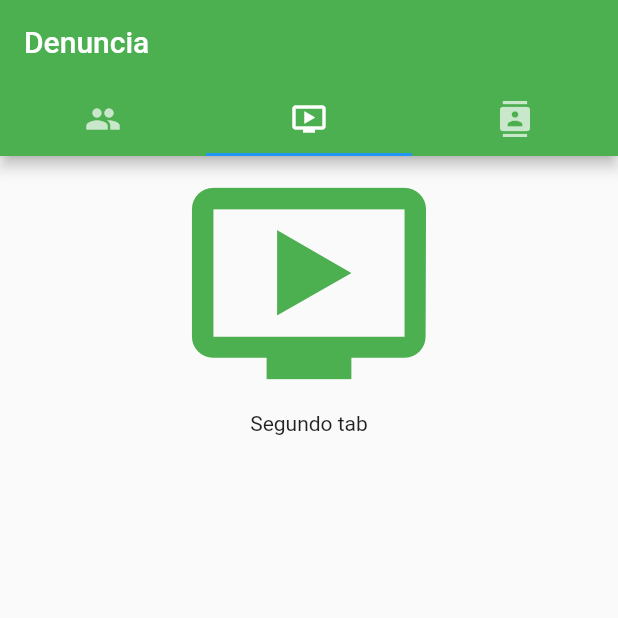
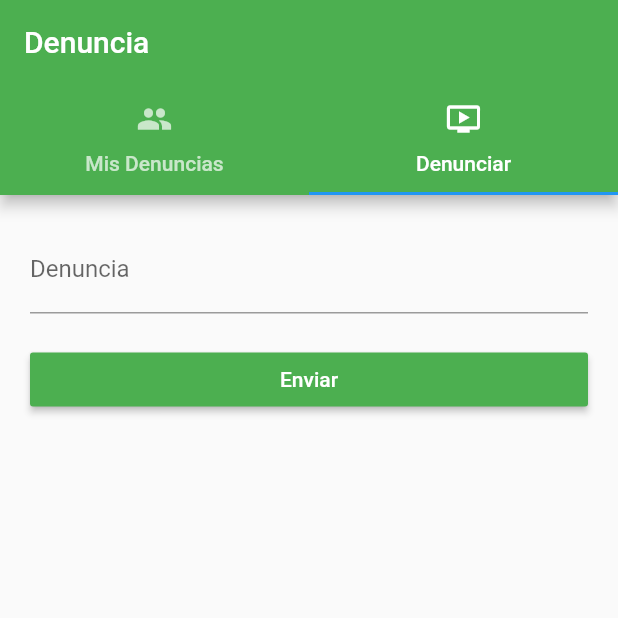
Before and after one commit to aquispe2/denuncias_front_movil, a Flutter app: the screen it shows after launch, tab 2 chosen, on a phone screen of 412 x 824 dp, the top half of it. Run offline on Flutter 3.47's test engine with Material 2 defaults, Android fonts, the phone set to English and light mode, and no system bars; network calls fail.

Commit message:
Se ha concluido con el desarrollo

```diff
--- a/lib/common/HttpHandler.dart
+++ b/lib/common/HttpHandler.dart
@@ -9,6 +9,14 @@ class HttpHandler {
     http.Response response = await http.get(uri);
     return json.decode(response.body);
   }
+  Future<dynamic> createCaso(String url, {Map body}) async{
+    return http.post(url,body: body).then((http.Response response){
+        final int statusCode = response.statusCode;
+        if(statusCode<200 || statusCode > 400 || json==null){
+          throw new Exception("Error en la creacion de Caso");
+        }
+    });
+  }
 
   Future<List<Casos>> fetchCasos(){
     var uri =  new Uri.http(_baseUrl,"api/casos/listarTodos");
--- a/lib/main.dart
+++ b/lib/main.dart
@@ -1,7 +1,5 @@
 import 'package:flutter/material.dart';
-import 'package:nuevoproyecto/pages/home.dart';
-import 'package:nuevoproyecto/pages/video.dart';
-import 'package:nuevoproyecto/pages/contact.dart';
+import 'package:nuevoproyecto/pages/form_denuncias.dart';
 import 'package:nuevoproyecto/pages/denuncias.dart';
 
 
@@ -24,7 +22,7 @@ class _MyTabsState extends State<MyTabs>  with SingleTickerProviderStateMixin {
   void initState() {
       // TODO: implement initState
       super.initState();
-      controller = new TabController(length: 3, vsync: this);
+      controller = new TabController(length: 2, vsync: this);
     }
   @override
   Widget build(BuildContext context) {
@@ -37,20 +35,19 @@ class _MyTabsState extends State<MyTabs>  with SingleTickerProviderStateMixin {
          tabs: <Widget>[
            new Tab(
              icon: new Icon(Icons.people),
+             text: "Mis Denuncias",
            ),
           new Tab(
              icon: new Icon(Icons.ondemand_video),
+            text: "Denunciar",
            ),
-          new Tab(
-             icon: new Icon(Icons.contacts),
-           )
          ],
          controller: controller,
        ),
      ),
     body: new TabBarView(
       children: <Widget>[
-         new Denuncias(), new Video(), new Contact()
+         new Denuncias(), new FormDenuncias()
       ],
       controller: controller
     )
--- /dev/null
+++ b/lib/pages/form_denuncias.dart
@@ -0,0 +1,66 @@
+import 'package:flutter/material.dart';
+import 'package:nuevoproyecto/common/HttpHandler.dart';
+
+void main() => runApp(new MaterialApp(
+  title: 'Forms in Flutter',
+  home: new FormDenuncias(),
+));
+
+class FormDenuncias extends StatefulWidget {
+  @override
+  State<StatefulWidget> createState() => new _FormDenuncias();
+}
+
+class _LoginData {
+  String email = '';
+  String password = '';
+}
+
+class _FormDenuncias extends State<FormDenuncias> {
+  final GlobalKey<FormState> _formKey = new GlobalKey<FormState>();
+
+  @override
+  Widget build(BuildContext context) {
+    final Size screenSize = MediaQuery.of(context).size;
+
+    return new Scaffold(
+
+      body: new Container(
+          padding: new EdgeInsets.all(20.0),
+          child: new Form(
+            key: this._formKey,
+            child: new ListView(
+              children: <Widget>[
+                new TextFormField(
+                    keyboardType: TextInputType.emailAddress, // Use email input type for emails.
+                    decoration: new InputDecoration(
+                        hintText: 'Describa la Denuncia',
+                        labelText: 'Denuncia'
+                    )
+                ),
+
+                new Container(
+                  width: screenSize.width,
+                  child: new RaisedButton(
+                    child: new Text(
+                      'Enviar',
+                      style: new TextStyle(
+                          color: Colors.white
+                      ),
+                    ),
+                    onPressed: () {
+                      //await HttpHandler().fetchCasos();
+                    },
+                    color: Colors.green,
+                  ),
+                  margin: new EdgeInsets.only(
+                      top: 20.0
+                  ),
+                )
+              ],
+            ),
+          )
+      ),
+    );
+  }
+}
--- a/lib/pages/video.dart
+++ /dev/null
@@ -1,20 +0,0 @@
-import 'package:flutter/material.dart';
-
-class Video extends StatelessWidget {
- @override
- Widget build(BuildContext context) {
-  return new Container(
-    child: new Column(
-      children: <Widget>[
-        new Icon(
-          Icons.ondemand_video,
-          size: 170.0,
-          color: Colors.green
-        ),
-        new Text("Segundo tab")
-      ],
-    ),
-
- );
- }
-}
```
